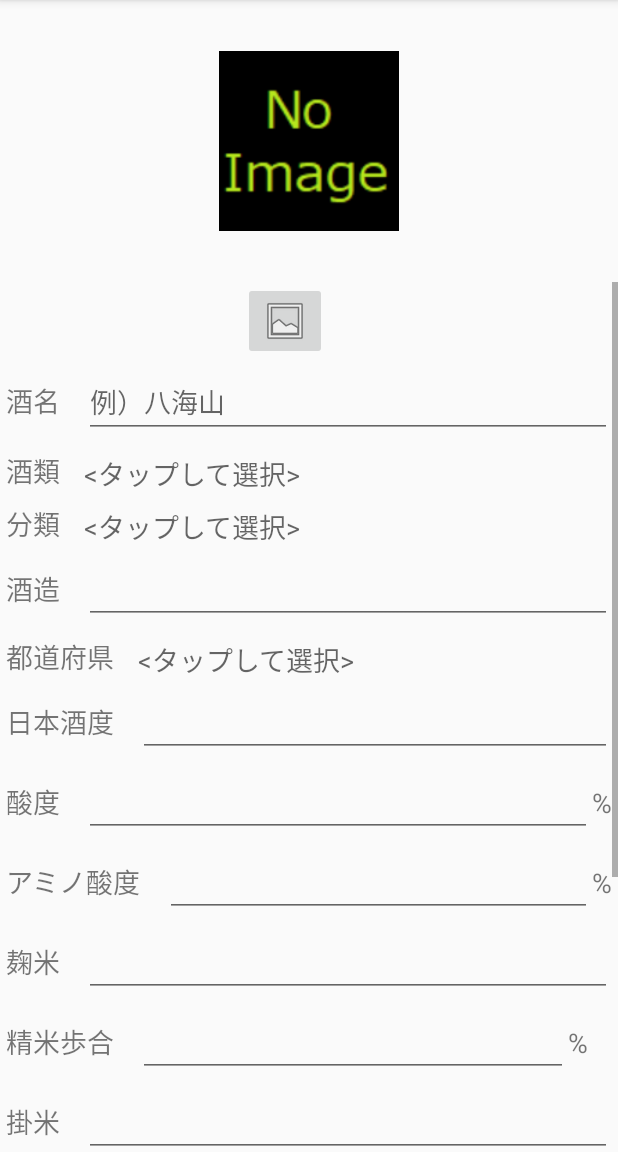
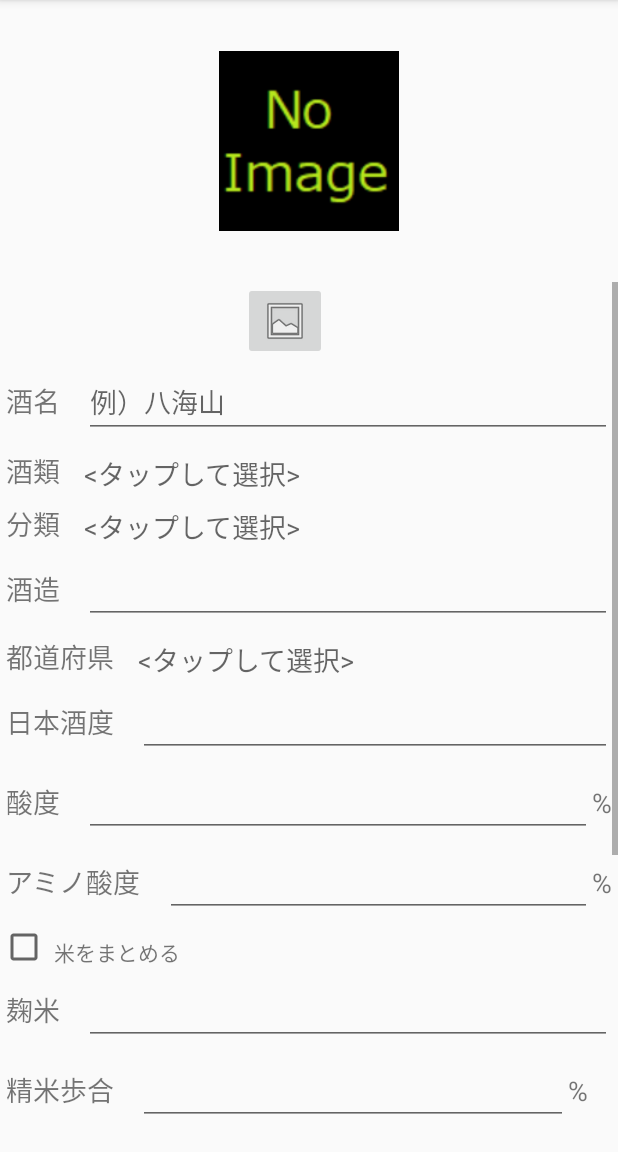
Before and after one commit to pyth0n14n/TastingGenie, an Android app: the screen it shows after launch (MainActivity), after a tap on an icon or button, on a phone screen of 412 x 824 dp, the part 84-1236 px from its top. Run offline under Robolectric (Android 15) with nearby library versions, the phone set to English and light mode, and no system bars; libraries missing offline, so code that uses them is left out: org.jetbrains.anko; 9 statements that could not run were skipped.

Commit message:
掛米と麹米をチェックボックスで一緒に記述できるようにした

```diff
--- a/app/src/main/res/layout/fragment_sake_information.xml
+++ b/app/src/main/res/layout/fragment_sake_information.xml
@@ -271,6 +271,23 @@
             <LinearLayout
                     android:layout_width="match_parent"
                     android:layout_height="wrap_content"
+                    android:orientation="horizontal"
+                >
+                <CheckBox
+                        android:id="@+id/checkbox_same_rice"
+                        android:layout_width="wrap_content"
+                        android:layout_height="wrap_content"/>
+                <TextView
+                        android:layout_margin="@dimen/layout_margin"
+                        android:layout_width="wrap_content"
+                        android:layout_height="wrap_content"
+                        android:text="@string/same_rice" />
+
+            </LinearLayout>
+
+            <LinearLayout
+                    android:layout_width="match_parent"
+                    android:layout_height="wrap_content"
                     android:layout_margin="@dimen/layout_margin"
                     android:orientation="horizontal">
                 <TextView
@@ -278,7 +295,8 @@
                         android:layout_height="wrap_content"
                         android:layout_marginEnd="@dimen/text_margin"
                         android:textSize="@dimen/text_normal"
-                        android:text="@string/sake_koji_mai" />
+                        android:text="@string/sake_koji_mai"
+                        android:id="@+id/text_koji_mai" />
 
                 <EditText
                         android:id="@+id/sake_information_koji_mai"
@@ -321,7 +339,8 @@
                     android:layout_width="match_parent"
                     android:layout_height="wrap_content"
                     android:layout_margin="@dimen/layout_margin"
-                    android:orientation="horizontal">
+                    android:orientation="horizontal"
+                    android:id="@+id/layout_kake_mai">
                 <TextView
                         android:layout_width="wrap_content"
                         android:layout_height="wrap_content"
@@ -341,7 +360,8 @@
                     android:layout_width="match_parent"
                     android:layout_height="wrap_content"
                     android:layout_margin="@dimen/layout_margin"
-                    android:orientation="horizontal">
+                    android:orientation="horizontal"
+                    android:id="@+id/layout_kake_pol">
                 <TextView
                         android:layout_width="wrap_content"
                         android:layout_height="wrap_content"
--- a/app/src/main/res/values/strings.xml
+++ b/app/src/main/res/values/strings.xml
@@ -70,6 +70,8 @@
     <string name="ml">ml</string>
     <string name="label_scent_intensity">強さ</string>
     <string name="OK">OK</string>
+    <string name="same_rice">米をまとめる</string>
+    <string name="sake_kome">酒米</string>
 
 
 </resources>
```
Also changed, not shown: app/src/main/java/psycho/mountain/tastinggenie/SakeInformationFragment.kt (+26 -0 lines).
